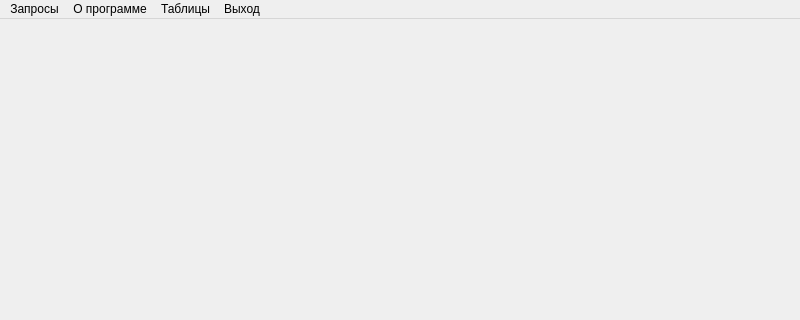
Above: forms/commonwindow.ui from haskinthg/KP_CRUD before the change; both pictures show x 0 to 800 and y 0 to 320 of the 800 by 600 pixel window. Below: the same form after it.
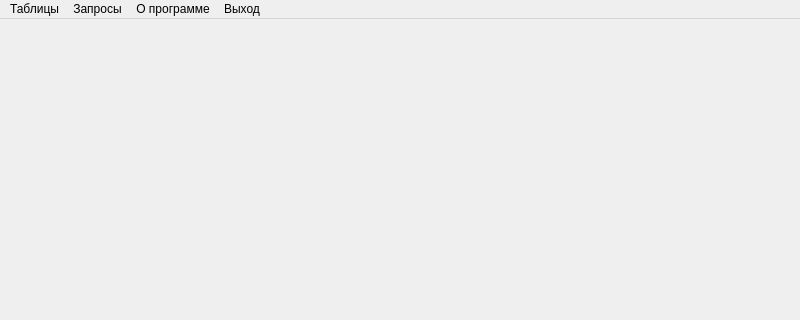
That is the form after the change.

What changed in the file:
```diff
--- a/forms/commonwindow.ui
+++ b/forms/commonwindow.ui
@@ -38,14 +38,14 @@
      <string>Выход</string>
     </property>
    </widget>
-   <widget class="QMenu" name="menu">
+   <widget class="QMenu" name="tables">
     <property name="title">
      <string>Таблицы</string>
     </property>
    </widget>
+   <addaction name="tables"/>
    <addaction name="queries"/>
    <addaction name="about"/>
-   <addaction name="menu"/>
    <addaction name="logout"/>
   </widget>
   <widget class="QStatusBar" name="statusbar"/>
```
